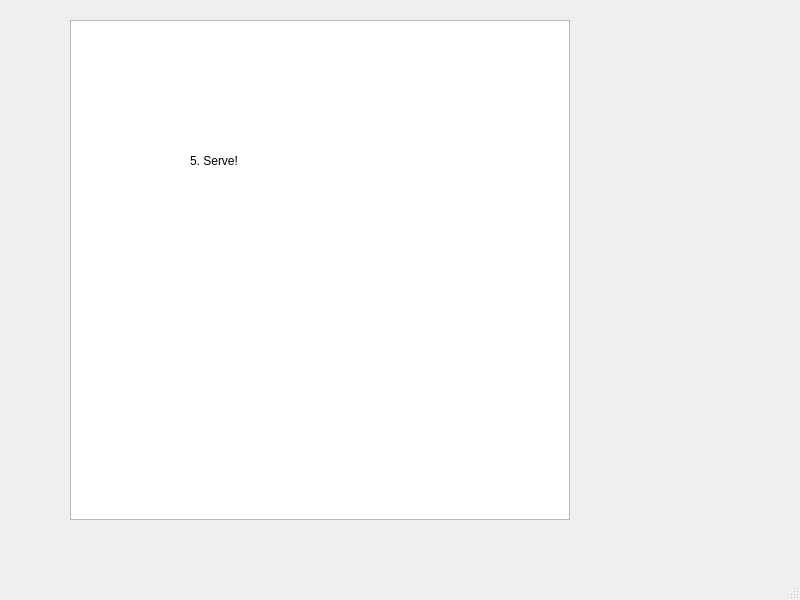
seojungood/Icecream-make-tutorial, file mainwindow.ui: the form before one commit.
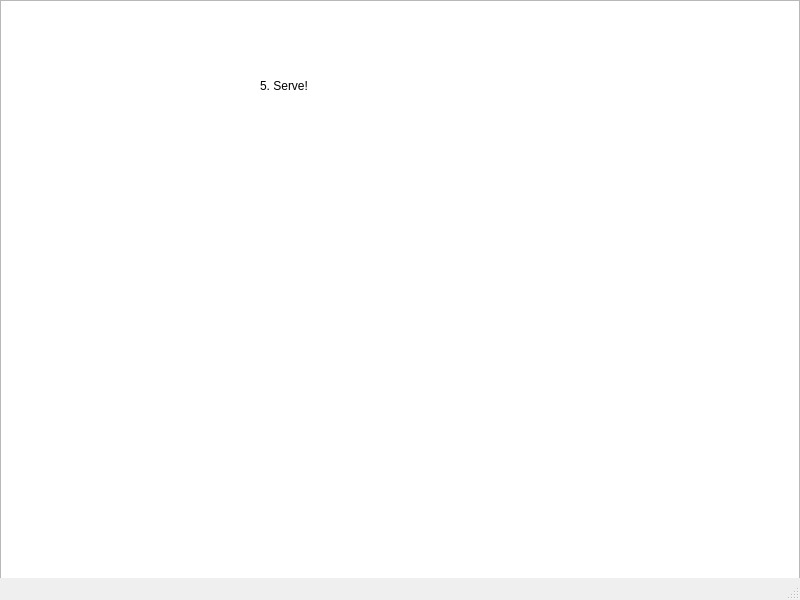
The form after the commit.

What changed in the file:
```diff
--- a/mainwindow.ui
+++ b/mainwindow.ui
@@ -19,7 +19,7 @@
      <rect>
       <x>0</x>
       <y>0</y>
-      <width>600</width>
+      <width>800</width>
       <height>600</height>
      </rect>
     </property>
@@ -105,8 +105,8 @@
      <widget class="QLabel" name="label_6">
       <property name="geometry">
        <rect>
-        <x>190</x>
-        <y>125</y>
+        <x>260</x>
+        <y>50</y>
         <width>101</width>
         <height>71</height>
        </rect>
@@ -118,10 +118,10 @@
      <widget class="QGraphicsView" name="graphicsView">
       <property name="geometry">
        <rect>
-        <x>70</x>
-        <y>20</y>
-        <width>500</width>
-        <height>500</height>
+        <x>0</x>
+        <y>0</y>
+        <width>800</width>
+        <height>600</height>
        </rect>
       </property>
      </widget>
```
